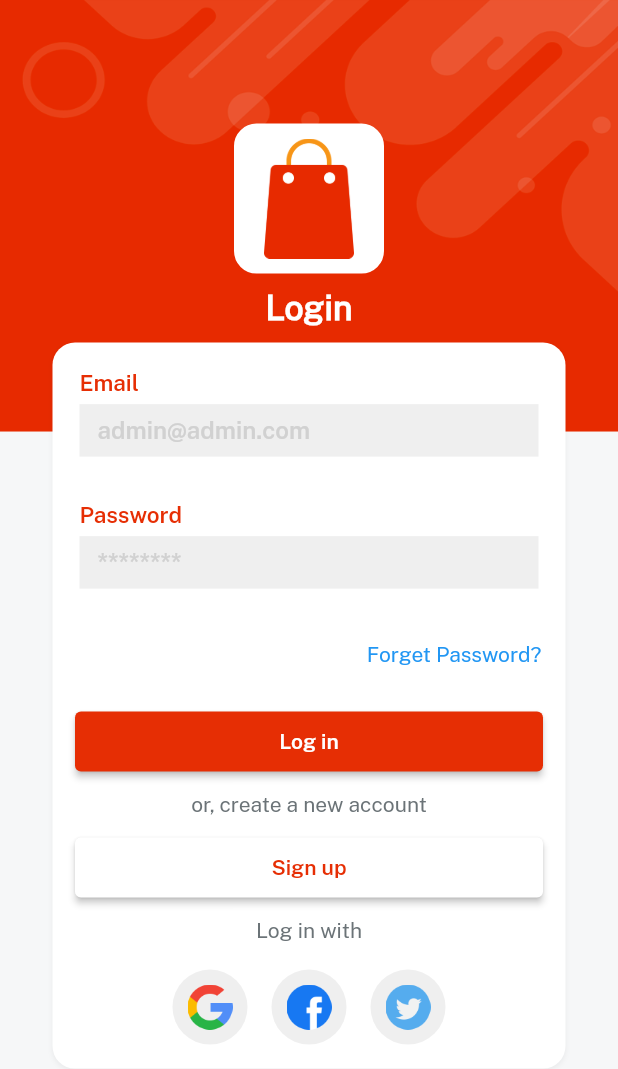
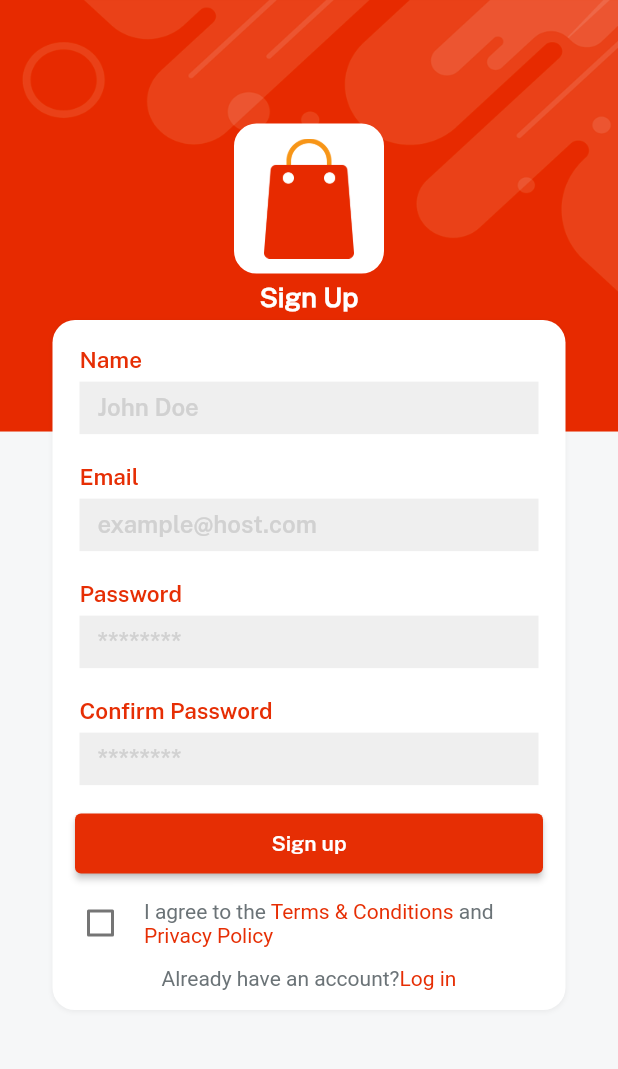
Before and after one commit to shihabshahrier/ConvenientPurse, a Flutter app: the screen it shows after launch, after a tap on "Sign up", on a phone screen of 412 x 824 dp. Shown: the top 1069 px of the screen. Run offline on Flutter 3.47's test engine with Material 2 defaults, Android fonts, the light colour scheme and no system bars; our stand-ins replace get, velocity_x.

Commit message:
SignUp Screen

```diff
--- a/convenience_purse/lib/consts/strings.dart
+++ b/convenience_purse/lib/consts/strings.dart
@@ -1,12 +1,19 @@
 const appName = "Convenience Purse";
 const appVersion = "Version 1.0.0";
 const credits = "@shihabshahriar";
+
+const name = "Name";
+const nameHint = "John Doe";
 const email = "Email";
-const emailHint = "admin@admin.com";
+const emailHint = "example@host.com";
 const password = "Password";
+const confirmPassword = "Confirm Password";
 const passwordHint = "********";
 const forgetPass = "Forget Password?";
 const login = "Log in";
 const signup = "Sign up";
 const createNewAccount = "or, create a new account";
 const loginWith = "Log in with";
+const priPolicy = "Privacy Policy";
+const termCond = "Terms & Conditions";
+const alreadyHaveAcc = "Already have an account?";
--- a/convenience_purse/lib/views/login_Screen/login.dart
+++ b/convenience_purse/lib/views/login_Screen/login.dart
@@ -4,6 +4,8 @@ import 'package:convenience_purse/common_widgets/text_field.dart';
 import 'package:convenience_purse/common_widgets/button.dart';
 import 'package:convenience_purse/consts/consts.dart';
 import 'package:get/get.dart';
+
+import '../signup_screen/signup.dart';
 
 class LoginScreen extends StatelessWidget {
   const LoginScreen({super.key});
@@ -26,7 +28,7 @@ class LoginScreen extends StatelessWidget {
                   textField(hint: emailHint, title: email).paddingAll(10),
                   10.heightBox,
                   textField(hint: passwordHint, title: password).paddingAll(10),
-                  10.heightBox,
+                  5.heightBox,
                   Align(
                     alignment: Alignment.centerRight,
                     child: TextButton(
@@ -34,25 +36,27 @@ class LoginScreen extends StatelessWidget {
                       child: forgetPass.text.make(),
                     ),
                   ),
-                  10.heightBox,
+                  5.heightBox,
                   button(
                     onPress: () {},
                     color: (redColor),
                     title: login,
                     textColor: whiteColor,
                   ).box.width(context.width - 100).make(),
-                  10.heightBox,
+                  5.heightBox,
                   createNewAccount.text.color(fontGrey).make(),
-                  10.heightBox,
+                  5.heightBox,
                   button(
-                    onPress: () {},
+                    onPress: () {
+                      Get.to(() => const SignUpScreen());
+                    },
                     color: (whiteColor),
                     title: signup,
                     textColor: redColor,
                   ).box.width(context.width - 100).make(),
-                  10.heightBox,
+                  5.heightBox,
                   loginWith.text.color(fontGrey).make(),
-                  10.heightBox,
+                  5.heightBox,
                   Row(
                     mainAxisAlignment: MainAxisAlignment.center,
                     children: List.generate(
--- /dev/null
+++ b/convenience_purse/lib/views/signup_screen/signup.dart
@@ -0,0 +1,102 @@
+import 'package:get/get.dart';
+
+import '../../common_widgets/applogo.dart';
+import '../../common_widgets/bg_wid.dart';
+import '../../common_widgets/button.dart';
+import '../../common_widgets/text_field.dart';
+import '../../consts/consts.dart';
+
+class SignUpScreen extends StatelessWidget {
+  const SignUpScreen({super.key});
+
+  @override
+  Widget build(BuildContext context) {
+    return bgWidget(
+      child: Scaffold(
+        resizeToAvoidBottomInset: false,
+        body: Center(
+          child: Column(
+            children: [
+              (context.screenHeight * 0.1).heightBox,
+              appLogo(),
+              5.heightBox,
+              "Sign Up".text.xl4.bold.white.size(8).make(),
+              5.heightBox,
+              Column(
+                children: [
+                  textField(hint: nameHint, title: name).paddingAll(10),
+                  textField(hint: emailHint, title: email).paddingAll(10),
+                  textField(hint: passwordHint, title: password).paddingAll(10),
+                  textField(hint: passwordHint, title: confirmPassword)
+                      .paddingAll(10),
+                  5.heightBox,
+                  button(
+                    onPress: () {},
+                    color: (redColor),
+                    title: signup,
+                    textColor: whiteColor,
+                  ).box.width(context.width - 100).make(),
+                  5.heightBox,
+                  Row(
+                    children: [
+                      Checkbox(
+                        checkColor: Colors.red,
+                        value: false,
+                        onChanged: (newVal) {},
+                      ),
+                      5.widthBox,
+                      Expanded(
+                        child: RichText(
+                            text: const TextSpan(
+                          children: [
+                            TextSpan(
+                                text: "I agree to the ",
+                                style: TextStyle(color: fontGrey)),
+                            TextSpan(
+                                text: termCond,
+                                style: TextStyle(color: redColor)),
+                            TextSpan(
+                                text: " and ",
+                                style: TextStyle(color: fontGrey)),
+                            TextSpan(
+                                text: priPolicy,
+                                style: TextStyle(color: redColor)),
+                          ],
+                        )),
+                      )
+                    ],
+                  ),
+                  5.heightBox,
+                  RichText(
+                    text: const TextSpan(
+                      children: [
+                        TextSpan(
+                          text: alreadyHaveAcc,
+                          style: TextStyle(color: fontGrey),
+                        ),
+                        TextSpan(
+                          text: login,
+                          style: TextStyle(color: redColor),
+                        ),
+                      ],
+                    ),
+                  ).onTap(() {
+                    Get.back();
+                  }),
+                  5.heightBox,
+                ],
+              )
+                  .box
+                  .white
+                  .rounded
+                  .padding(const EdgeInsets.all(8))
+                  .width(context.screenWidth - 70)
+                  .shadowSm
+                  .make()
+            ],
+          ),
+        ),
+      ),
+    );
+  }
+}
```
